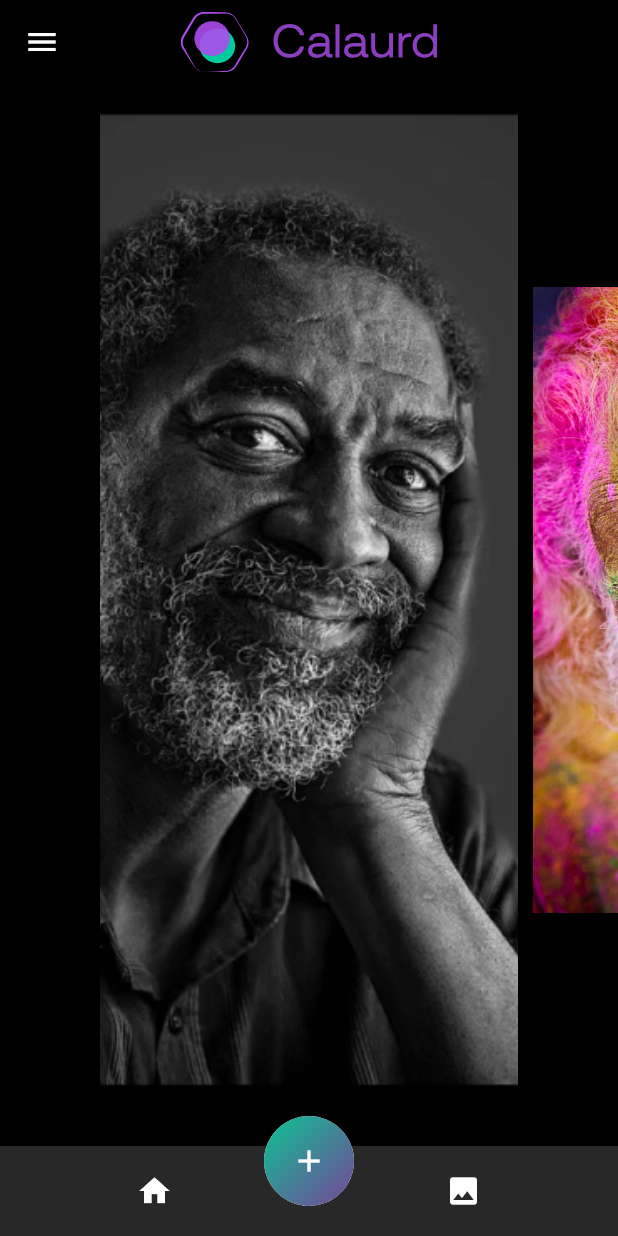
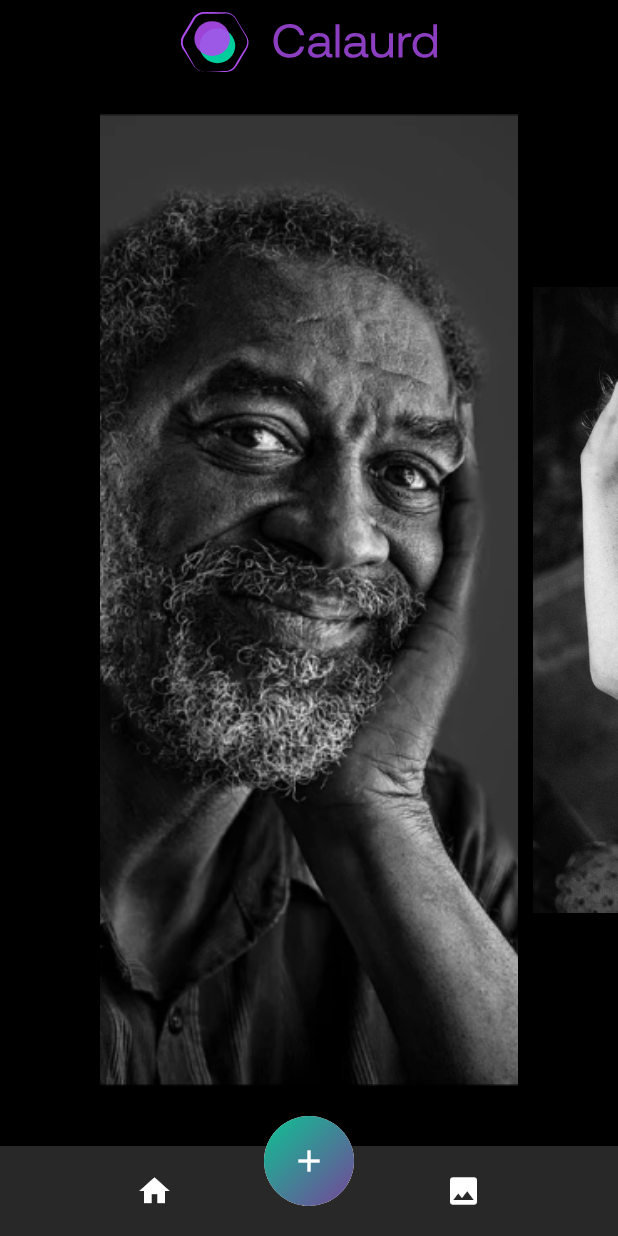
Before and after one commit to fiizzy/Calaurd, a Flutter app: the Home screen opened by its route, on a phone screen of 412 x 824 dp. Run offline on Flutter 3.47's test engine with Material 2 defaults, Android fonts, the phone set to English and light mode, and no system bars; our stand-ins replace connectivity, dotted_border, flutter_cache_manager, fluttertoast, gallery_saver, image_picker and 2 more; accounts and stored records are empty.

Commit message:
Wow: Almost ran outta my mind

```diff
--- a/lib/providers/imageProvider.dart
+++ b/lib/providers/imageProvider.dart
@@ -19,7 +19,7 @@ class ImageProviderClass extends ChangeNotifier {
   Services service = new Services();
   String? imageUrl; //URL from the Server
   bool? formError;
-
+  bool? isLoggedIn;
   String? checkSource;
   final picker = ImagePicker();
 
--- a/lib/views/home/enterEmail.dart
+++ b/lib/views/home/enterEmail.dart
@@ -42,7 +42,7 @@ class _EnterEmailState extends State<EnterEmail> {
                         padding: MaterialStateProperty.all(EdgeInsets.zero),
                       ),
                       onPressed: () {
-                        Navigator.pushNamed(context, '/home');
+                        Navigator.pushReplacementNamed(context, '/home');
                       },
                       child: Container(
                         height: MyStyles.buttonHeight,
@@ -59,7 +59,7 @@ class _EnterEmailState extends State<EnterEmail> {
                     Center(
                       child: InkWell(
                         onTap: () {
-                          Navigator.pushNamed(context, '/home');
+                          Navigator.pushReplacementNamed(context, '/home');
                         },
                         child: Text('Remind me Later'),
                       ),
--- a/lib/views/home/home.dart
+++ b/lib/views/home/home.dart
@@ -3,6 +3,7 @@ import 'package:calaurd/styles/styles.dart';
 import 'package:calaurd/views/home/bottomNavbar.dart';
 import 'package:flutter/material.dart';
 import 'package:provider/provider.dart';
+import 'package:shared_preferences/shared_preferences.dart';
 import 'package:websafe_svg/websafe_svg.dart';
 
 class Home extends StatefulWidget {
@@ -12,7 +13,12 @@ class Home extends StatefulWidget {
 
 class _HomeState extends State<Home> {
   int currentIndex = 0;
-  List imagePaths = ['images/onboardingTwo.png', 'images/onboardingThree.jpg'];
+  List imagePaths = ['images/onboardingTwo.png', 'images/onboardingFour.jpg'];
+
+  Future setSharedpref() async {
+    SharedPreferences prefs = await SharedPreferences.getInstance();
+    await prefs.setBool('isLoggedIn', true);
+  }
 
   void changeCurrentIndex(index) {
     setState(() {
@@ -21,17 +27,26 @@ class _HomeState extends State<Home> {
   }
 
   @override
+  void initState() {
+    super.initState();
+    setSharedpref();
+  }
+
+  Future<bool> willPopScope() async {
+    return false;
+  }
+
+  @override
   Widget build(BuildContext context) {
     ImageProviderClass imageProvider =
         Provider.of<ImageProviderClass>(context, listen: false);
 
-    return Scaffold(
+    return WillPopScope(
+        child: Scaffold(
             backgroundColor: MyStyles.backgroundColour,
             appBar: AppBar(
+              automaticallyImplyLeading: false,
               centerTitle: true,
-          leading: Container(
-            child: Icon(Icons.menu),
-          ),
               backgroundColor: MyStyles.backgroundColour,
               elevation: 0,
               shadowColor: MyStyles.backgroundColour,
@@ -54,7 +69,8 @@ class _HomeState extends State<Home> {
                     children: [
                       InkWell(
                         onTap: () {
-                      imageProvider.getHomeScreenImage(context, imagePaths[0]);
+                          imageProvider.getHomeScreenImage(
+                              context, imagePaths[0]);
                         },
                         child: Container(
                             padding: EdgeInsets.fromLTRB(5, 20, 5, 50),
@@ -68,15 +84,23 @@ class _HomeState extends State<Home> {
                                   : BoxFit.cover,
                             )),
                       ),
-                  Container(
+                      InkWell(
+                        onTap: () {
+                          imageProvider.getHomeScreenImage(
+                              context, imagePaths[1]);
+                        },
+                        child: Container(
                             padding: EdgeInsets.fromLTRB(5, 20, 5, 50),
                             width: MyStyles.deviceWidth(context),
-                      height: MyStyles.deviceHieight(context),
+                            // height: MyStyles.deviceHieight(context),
+                            height: MyStyles.deviceHieight(context) * .7,
                             child: Image.asset(
                               imagePaths[1],
-                        height: MyStyles.deviceHieight(context) * .7,
-                        fit: currentIndex == 0 ? BoxFit.fitWidth : BoxFit.cover,
+                              fit: currentIndex == 0
+                                  ? BoxFit.fitWidth
+                                  : BoxFit.cover,
                             )),
+                      ),
                     ],
                   ),
                 ),
@@ -85,6 +109,7 @@ class _HomeState extends State<Home> {
                   child: BottomNavbar(),
                 ),
               ],
-        ));
+            )),
+        onWillPop: willPopScope);
   }
 }
--- a/lib/views/imagePreviewDisplay/selectedImage.dart
+++ b/lib/views/imagePreviewDisplay/selectedImage.dart
@@ -1,5 +1,4 @@
 import 'package:calaurd/providers/imageProvider.dart';
-import 'package:calaurd/services/service.dart';
 import 'package:calaurd/styles/styles.dart';
 import 'package:calaurd/utils/checkConnectivity.dart';
 import 'package:calaurd/utils/toastMessage.dart';
--- a/lib/views/uploadImage/uploadImage.dart
+++ b/lib/views/uploadImage/uploadImage.dart
@@ -1,6 +1,5 @@
 import 'package:calaurd/providers/imageProvider.dart';
 import 'package:calaurd/styles/styles.dart';
-import 'package:calaurd/utils/toastMessage.dart';
 import 'package:calaurd/views/widgets/backIcon.dart';
 import 'package:calaurd/views/widgets/preloader.dart';
 import 'package:dotted_border/dotted_border.dart';
@@ -132,9 +131,6 @@ class _UploadImageState extends State<UploadImage> {
                                           blackandWhiteUrl = urlController.text;
                                           imageProvider.imageUrl =
                                               blackandWhiteUrl;
-                                          bool _validURL =
-                                              Uri.parse(blackandWhiteUrl!)
-                                                  .isAbsolute;
 
                                           await imageProvider.getUrlImage(
                                               context, blackandWhiteUrl!);
```
Also changed, not shown: lib/main.dart (+6 -12 lines), lib/utils/routing.dart (added, +22 -0 lines), lib/views/onboarding/onboarding.dart (+12 -7 lines), lib/views/outputImage/saveAndRetake.dart (+9 -4 lines), images/onboardingFour.jpg (added). Lines whose indentation alone changed are shown as unchanged.
